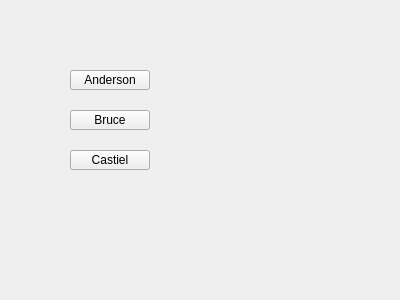
The window that CH03/multiconsumer/widget.ui (lhj114/QtExercise) describes before a commit, drawn with Qt 5.
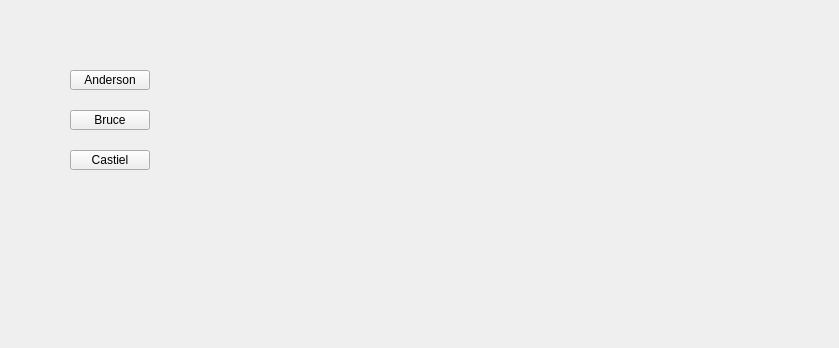
The same window after the commit.

What changed in the file:
```diff
--- a/CH03/multiconsumer/widget.ui
+++ b/CH03/multiconsumer/widget.ui
@@ -6,8 +6,8 @@
    <rect>
     <x>0</x>
     <y>0</y>
-    <width>400</width>
-    <height>300</height>
+    <width>839</width>
+    <height>348</height>
    </rect>
   </property>
   <property name="windowTitle">
```
